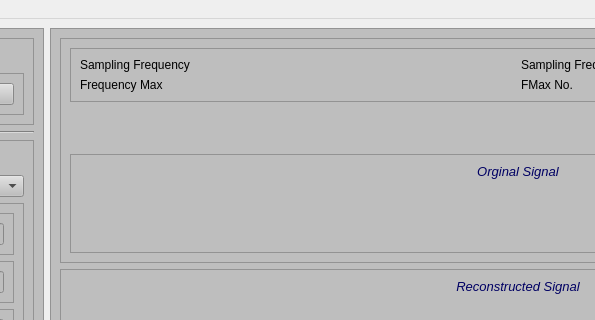
M7mdddibrahim/Signal-Recovery-Studio, file GUI-3.ui: the form before one commit; both pictures show x 255 to 850 and y 0 to 320 of the 1250 by 765 pixel window.
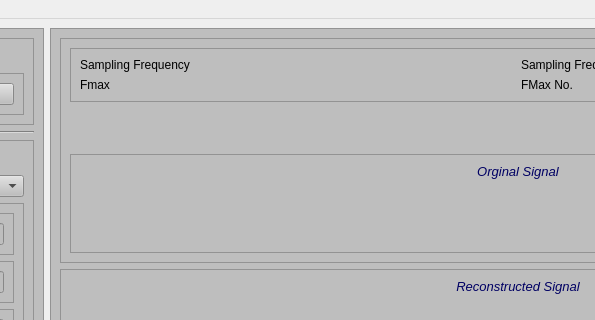
The form after the commit.

```diff
--- a/GUI-3.ui
+++ b/GUI-3.ui
@@ -409,20 +409,20 @@
                </property>
               </widget>
              </item>
-             <item row="1" column="0" alignment="Qt::AlignTop">
-              <widget class="QLabel" name="label_19">
-               <property name="text">
-                <string>Frequency Max</string>
-               </property>
-              </widget>
-             </item>
-             <item row="1" column="1" alignment="Qt::AlignTop">
+             <item row="1" column="1">
               <widget class="QLabel" name="label_20">
                <property name="text">
                 <string>FMax No.</string>
                </property>
               </widget>
              </item>
+             <item row="1" column="0">
+              <widget class="QLabel" name="label_19">
+               <property name="text">
+                <string>Fmax</string>
+               </property>
+              </widget>
+             </item>
             </layout>
            </widget>
           </item>
```
Left out of the diff: 4 changed lines with no effect on the pictures.
